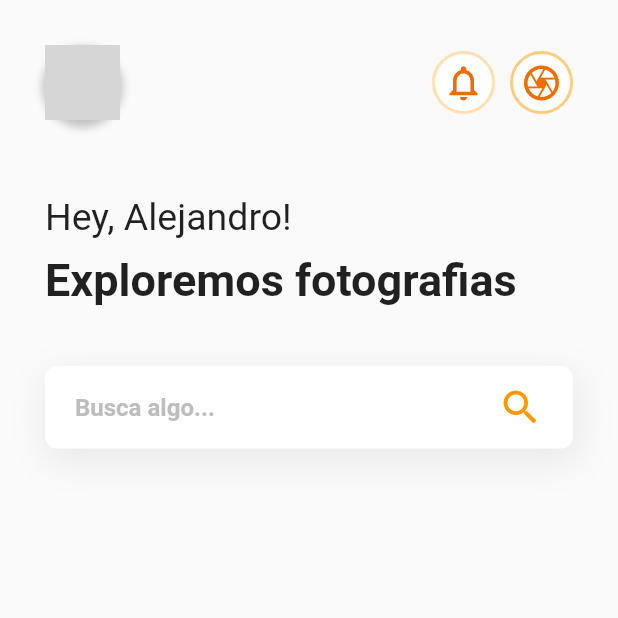
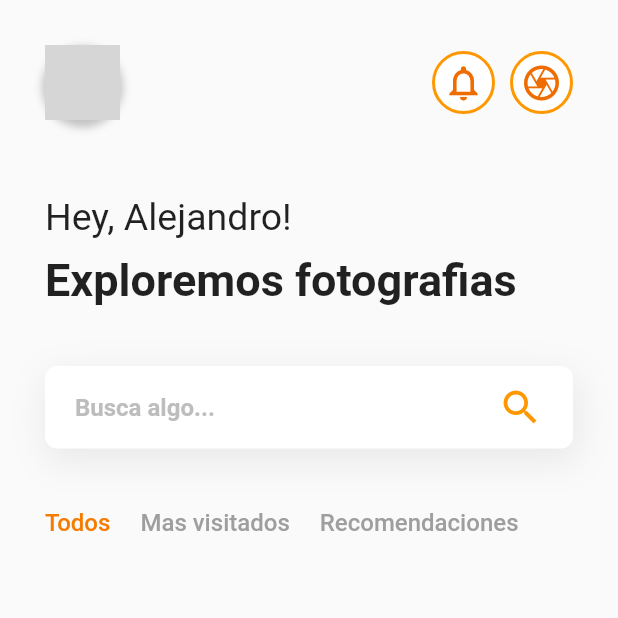
Before and after one commit to aledevme/flutterspeak, a Flutter app: the screen it shows after launch, on a phone screen of 412 x 824 dp, the top half of it. Run offline on Flutter 3.47's test engine with Material 2 defaults, Android fonts, the phone set to English and light mode, and no system bars; network calls fail; grey boxes are pictures that could not be loaded.

Commit message:
✅ filter option selected done

```diff
--- a/lib/screens/home.dart
+++ b/lib/screens/home.dart
@@ -7,7 +7,7 @@ class Home extends StatefulWidget {
 }
 
 class _HomeState extends State<Home> {
-
+  String filterSelected = 'Todos';
   @override
   Widget build(BuildContext context) {
     return Scaffold(
@@ -18,7 +18,8 @@ class _HomeState extends State<Home> {
             children: [
               Header(),
               helloMessage(name: 'Alejandro', message: 'Exploremos fotografias'),
-              searchField()
+              searchField(),
+              filters()
             ],
           ),
         )
@@ -93,4 +94,32 @@ class _HomeState extends State<Home> {
       ),
     );
   }
+
+  Widget filters(){
+    return Container(
+      padding: EdgeInsets.only(
+        top: 20,
+        left: 30
+      ),
+      child: Wrap(
+        spacing:20,
+        children: ['Todos', 'Mas visitados', 'Recomendaciones'].map((e) => GestureDetector(
+          onTap: () => changeFilter(e),
+          child: Container(
+            child:  Text(e, style: TextStyle(
+              fontSize: 16,
+              color: e == filterSelected ? Colors.orange[700] : Colors.grey,
+              fontWeight: FontWeight.w500
+            )),
+          ),
+        )).toList(),
+      ),
+    );
+  }
+
+  void changeFilter(String option){
+    setState(() {
+      filterSelected = option;
+    });
+  }
 }
--- a/lib/widgets/header.dart
+++ b/lib/widgets/header.dart
@@ -42,7 +42,7 @@ class Header extends StatelessWidget {
                   borderRadius: BorderRadius.circular(50),
                   border: Border.all(
                     width: 2,
-                    color: Colors.orange[100]
+                    color: Colors.orange[500]
                   )
                 ),
                 child: Icon(Icons.notifications_outlined, size: 28, color: Colors.orange[800]),
@@ -55,7 +55,7 @@ class Header extends StatelessWidget {
                   borderRadius: BorderRadius.circular(50),
                   border: Border.all(
                     width: 2,
-                    color: Colors.orange[200],
+                    color: Colors.orange[500],
                   )
                 ),
                 child: Icon(Icons.camera_outlined, size: 28, color: Colors.orange[800]),
```
